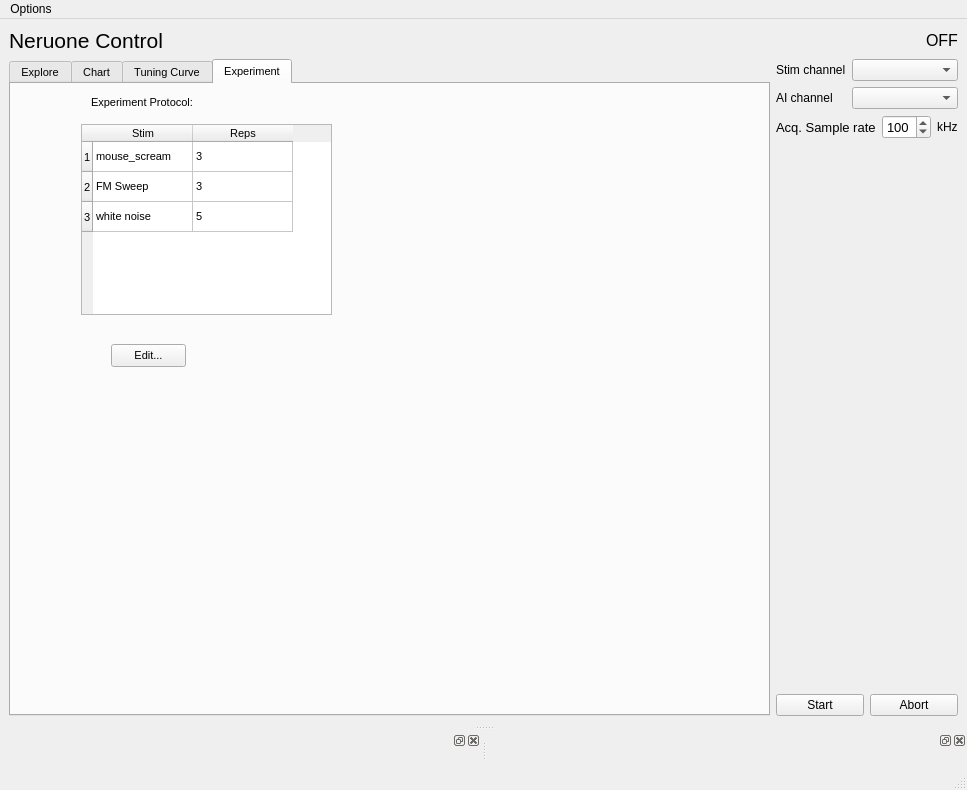
portfors-lab/sparkle, file main/main_control.ui: the form before one commit.
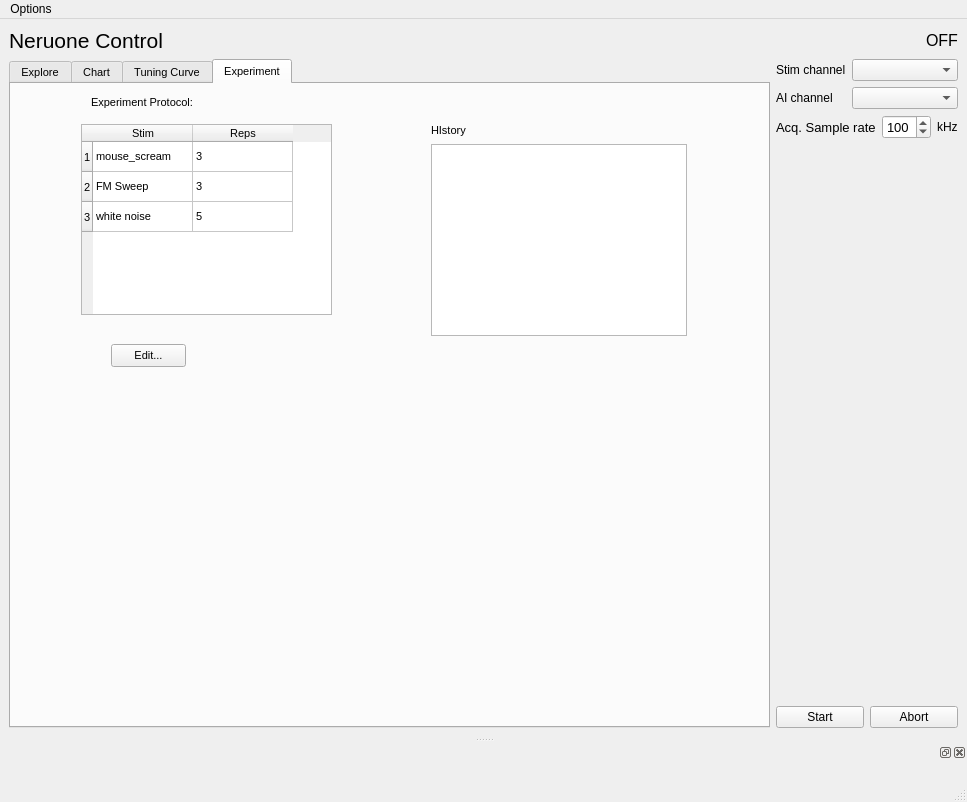
The form after the commit. The open tabs and pages were chosen to show the change. Custom widgets are drawn as their Qt base class.

Commit message: pulling together plotting widget with subplots and splitters

Diff of the .ui file:
```diff
--- a/main/main_control.ui
+++ b/main/main_control.ui
@@ -7,7 +7,7 @@
     <x>0</x>
     <y>0</y>
     <width>967</width>
-    <height>790</height>
+    <height>802</height>
    </rect>
   </property>
   <property name="windowTitle">
@@ -1324,6 +1324,29 @@
            </property>
           </item>
          </widget>
+         <widget class="QListWidget" name="listWidget">
+          <property name="geometry">
+           <rect>
+            <x>420</x>
+            <y>60</y>
+            <width>256</width>
+            <height>192</height>
+           </rect>
+          </property>
+         </widget>
+         <widget class="QLabel" name="label_8">
+          <property name="geometry">
+           <rect>
+            <x>420</x>
+            <y>40</y>
+            <width>46</width>
+            <height>13</height>
+           </rect>
+          </property>
+          <property name="text">
+           <string>HIstory</string>
+          </property>
+         </widget>
         </widget>
        </widget>
       </item>
@@ -1465,26 +1488,14 @@
    <addaction name="menuOptions"/>
   </widget>
   <widget class="QStatusBar" name="statusbar"/>
-  <widget class="QDockWidget" name="stim_dock">
+  <widget class="QDockWidget" name="plot_dock">
    <attribute name="dockWidgetArea">
     <number>8</number>
    </attribute>
    <widget class="QWidget" name="dockWidgetContents">
     <layout class="QVBoxLayout" name="verticalLayout_4">
      <item>
-      <widget class="ImageWidget" name="spec_plot" native="true"/>
-     </item>
-    </layout>
-   </widget>
-  </widget>
-  <widget class="QDockWidget" name="response_dock">
-   <attribute name="dockWidgetArea">
-    <number>8</number>
-   </attribute>
-   <widget class="QWidget" name="dockWidgetContents_2">
-    <layout class="QVBoxLayout" name="verticalLayout_8">
-     <item>
-      <widget class="DataPlotWidget" name="response_plot" native="true"/>
+      <widget class="ProtocolDisplay" name="display" native="true"/>
      </item>
     </layout>
    </widget>
@@ -1508,9 +1519,9 @@
    <container>1</container>
   </customwidget>
   <customwidget>
-   <class>DataPlotWidget</class>
+   <class>ProtocolDisplay</class>
    <extends>QWidget</extends>
-   <header>audiolab.plotting.chacoplots</header>
+   <header>audiolab.plotting.protocoldisplay</header>
    <container>1</container>
   </customwidget>
  </customwidgets>
```
The commit also changes 6 other files.
